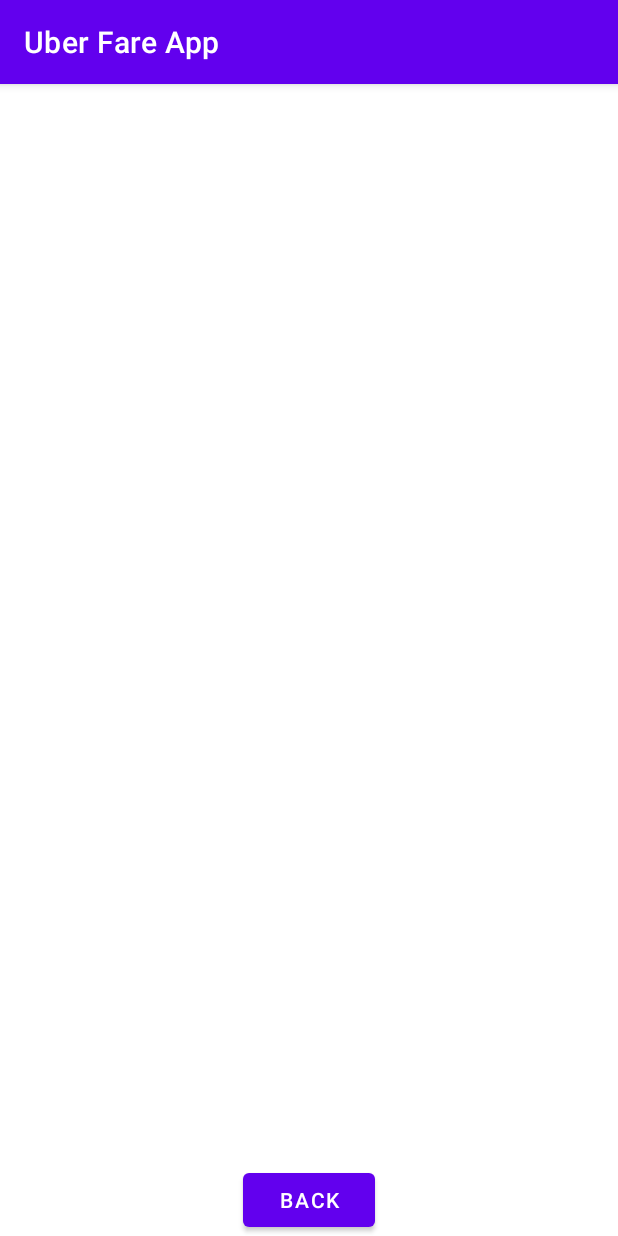
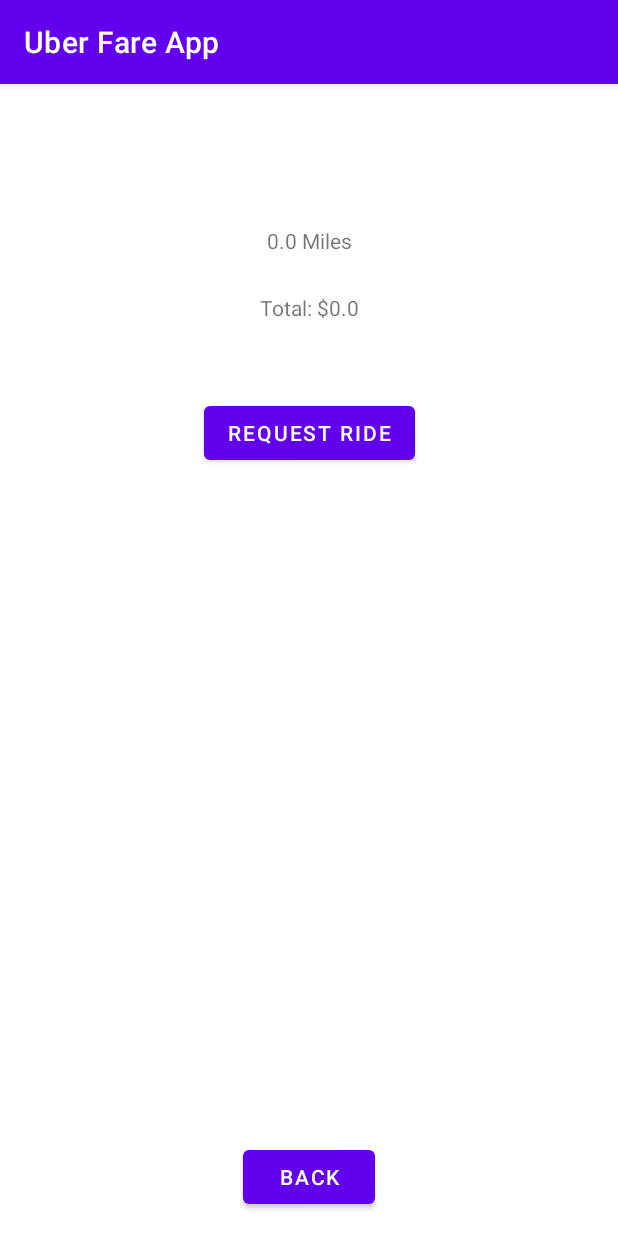
Before and after one commit to tehRyley/CIS240-RyleyGreen, an Android app: the MainActivity2 screen opened directly, with no data from a screen before it, on a phone screen of 412 x 824 dp. Run offline under Robolectric (Android 15) with nearby library versions, the phone set to English and light mode, and no system bars.

Commit message:
Updated Activities and Layouts

```diff
--- a/Uber Fare App/app/src/main/AndroidManifest.xml
+++ b/Uber Fare App/app/src/main/AndroidManifest.xml
@@ -11,6 +11,9 @@
         android:supportsRtl="true"
         android:theme="@style/Theme.UberFareApp"
         tools:targetApi="31">
+        <activity
+            android:name=".MainActivity3"
+            android:exported="false" />
         <activity
             android:name=".MainActivity2"
             android:exported="false" />
--- a/Uber Fare App/app/src/main/java/com/example/uberfareapp/MainActivity2.java
+++ b/Uber Fare App/app/src/main/java/com/example/uberfareapp/MainActivity2.java
@@ -4,16 +4,25 @@ import android.content.Intent;
 import android.content.SharedPreferences;
 import android.os.Bundle;
 import android.widget.Button;
-import android.widget.Toast;
+import android.widget.TextView;
 
 import androidx.appcompat.app.AppCompatActivity;
 
 public class MainActivity2 extends AppCompatActivity {
+    private TextView txtChosenCar;
+    private TextView txtChosenMiles;
+    private TextView txtChosenTotal;
 
     @Override
     protected void onCreate(Bundle savedInstanceState) {
         super.onCreate(savedInstanceState);
         setContentView(R.layout.activity_main2);
+
+        Button buttonTwo = findViewById(R.id.btnRequest);
+        buttonTwo.setOnClickListener(view -> {
+            Intent intent = new Intent(MainActivity2.this, MainActivity3.class);
+            startActivity(intent);
+        });
 
         Button button = findViewById(R.id.btnBack);
         button.setOnClickListener(view -> {
@@ -25,6 +34,12 @@ public class MainActivity2 extends AppCompatActivity {
         String cost = sharedPreferences.getString("Cost", "");
         String miles = sharedPreferences.getString("Miles", "");
         String car = sharedPreferences.getString("Car", "");
-        Toast.makeText(this, car, Toast.LENGTH_LONG).show();
+
+        txtChosenCar = findViewById(R.id.txtChosenCar);
+        txtChosenCar.setText(car);
+        txtChosenMiles = findViewById(R.id.txtChosenMiles);
+        txtChosenMiles.setText(miles + " Miles");
+        txtChosenTotal = findViewById(R.id.txtChosenTotal);
+        txtChosenTotal.setText("Total: " + "$" +cost);
     }
 }
--- a/Uber Fare App/app/src/main/res/layout/activity_main.xml
+++ b/Uber Fare App/app/src/main/res/layout/activity_main.xml
@@ -10,7 +10,7 @@
         android:id="@+id/txtMiles"
         android:layout_width="wrap_content"
         android:layout_height="wrap_content"
-        android:layout_marginTop="25dp"
+        android:layout_marginTop="50dp"
         android:labelFor="@id/editMiles"
         android:text="@string/txtMiles"
         android:textColor="#000000"
@@ -64,7 +64,7 @@
         android:id="@+id/txtCar"
         android:layout_width="wrap_content"
         android:layout_height="wrap_content"
-        android:layout_marginTop="75dp"
+        android:layout_marginTop="50dp"
         android:text="@string/txtCar"
         android:textColor="#000000"
         android:textSize="24sp"
--- a/Uber Fare App/app/src/main/res/layout/activity_main2.xml
+++ b/Uber Fare App/app/src/main/res/layout/activity_main2.xml
@@ -10,8 +10,49 @@
         android:id="@+id/btnBack"
         android:layout_width="wrap_content"
         android:layout_height="wrap_content"
+        android:layout_marginBottom="15dp"
         android:text="@string/btnBack"
         app:layout_constraintBottom_toBottomOf="parent"
         app:layout_constraintEnd_toEndOf="parent"
         app:layout_constraintStart_toStartOf="parent" />
+
+    <TextView
+        android:id="@+id/txtChosenCar"
+        android:layout_width="wrap_content"
+        android:layout_height="wrap_content"
+        android:layout_marginTop="50dp"
+        android:text="TextView"
+        app:layout_constraintEnd_toEndOf="parent"
+        app:layout_constraintStart_toStartOf="parent"
+        app:layout_constraintTop_toTopOf="parent" />
+
+    <TextView
+        android:id="@+id/txtChosenMiles"
+        android:layout_width="wrap_content"
+        android:layout_height="wrap_content"
+        android:layout_marginTop="25dp"
+        android:text="TextView"
+        app:layout_constraintEnd_toEndOf="parent"
+        app:layout_constraintStart_toStartOf="parent"
+        app:layout_constraintTop_toBottomOf="@+id/txtChosenCar" />
+
+    <TextView
+        android:id="@+id/txtChosenTotal"
+        android:layout_width="wrap_content"
+        android:layout_height="wrap_content"
+        android:layout_marginTop="25dp"
+        android:text="TextView"
+        app:layout_constraintEnd_toEndOf="parent"
+        app:layout_constraintStart_toStartOf="parent"
+        app:layout_constraintTop_toBottomOf="@+id/txtChosenMiles" />
+
+    <Button
+        android:id="@+id/btnRequest"
+        android:layout_width="wrap_content"
+        android:layout_height="wrap_content"
+        android:layout_marginTop="50dp"
+        android:text="@string/btnRequest"
+        app:layout_constraintEnd_toEndOf="parent"
+        app:layout_constraintStart_toStartOf="parent"
+        app:layout_constraintTop_toBottomOf="@+id/txtChosenTotal" />
 </androidx.constraintlayout.widget.ConstraintLayout>
--- a/Uber Fare App/app/src/main/res/values/strings.xml
+++ b/Uber Fare App/app/src/main/res/values/strings.xml
@@ -10,4 +10,6 @@
     <string name="minivanPrice">+$5.00</string>
     <string name="btnCost">Estimate Uber Cost</string>
     <string name="btnBack">Back</string>
+    <string name="btnRequest">Request Ride</string>
+    <string name="txtOnTheWay">Your driver Lloyd Christmas is on the way!</string>
 </resources>
```
Also changed, not shown: Uber Fare App/app/src/main/java/com/example/uberfareapp/MainActivity3.java (added, +21 -0 lines), Uber Fare App/app/src/main/res/layout/activity_main3.xml (added, +43 -0 lines).
